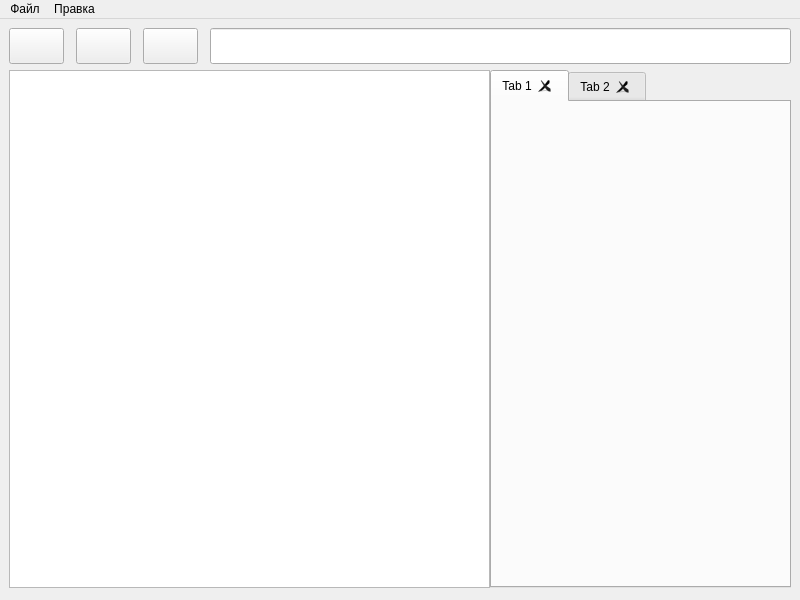
Old version of the form mainwindow.ui in the repository senioravanti/Cpp-Qt-FileExplorer.
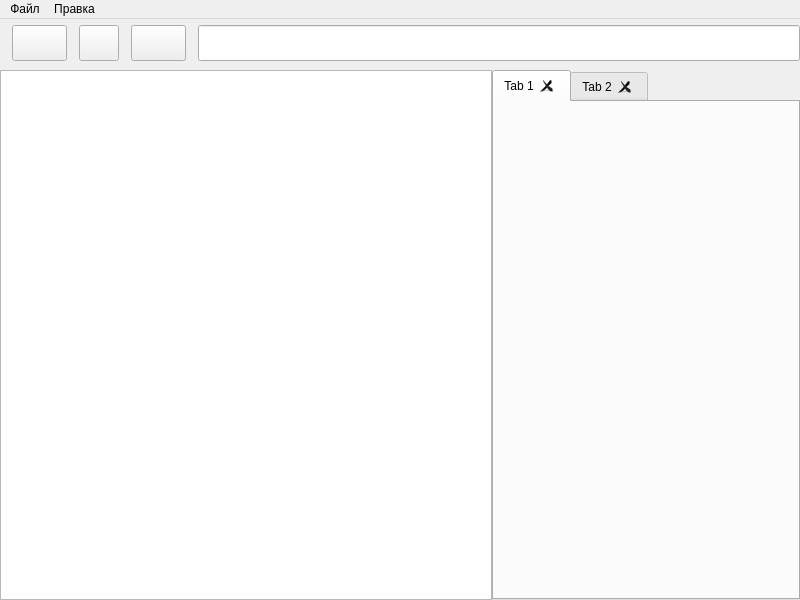
New version of the form. Icons and pictures are not drawn.

Diff of the .ui file:
```diff
--- a/mainwindow.ui
+++ b/mainwindow.ui
@@ -16,16 +16,34 @@
   <widget class="QWidget" name="centralwidget">
    <layout class="QVBoxLayout" name="verticalLayout">
     <property name="spacing">
-     <number>6</number>
+     <number>0</number>
+    </property>
+    <property name="leftMargin">
+     <number>0</number>
+    </property>
+    <property name="topMargin">
+     <number>0</number>
+    </property>
+    <property name="rightMargin">
+     <number>0</number>
     </property>
     <property name="bottomMargin">
-     <number>12</number>
+     <number>0</number>
     </property>
     <item>
      <layout class="QHBoxLayout" name="controls" stretch="1,1,1,3">
       <property name="spacing">
        <number>12</number>
       </property>
+      <property name="leftMargin">
+       <number>12</number>
+      </property>
+      <property name="topMargin">
+       <number>6</number>
+      </property>
+      <property name="bottomMargin">
+       <number>9</number>
+      </property>
       <item>
        <widget class="QPushButton" name="leftArrowButton">
         <property name="sizePolicy">
@@ -65,7 +83,7 @@
         </property>
         <property name="minimumSize">
          <size>
-          <width>55</width>
+          <width>36</width>
           <height>36</height>
          </size>
         </property>
@@ -130,7 +148,7 @@
         <property name="minimumSize">
          <size>
           <width>0</width>
-          <height>0</height>
+          <height>36</height>
          </size>
         </property>
        </widget>
```
